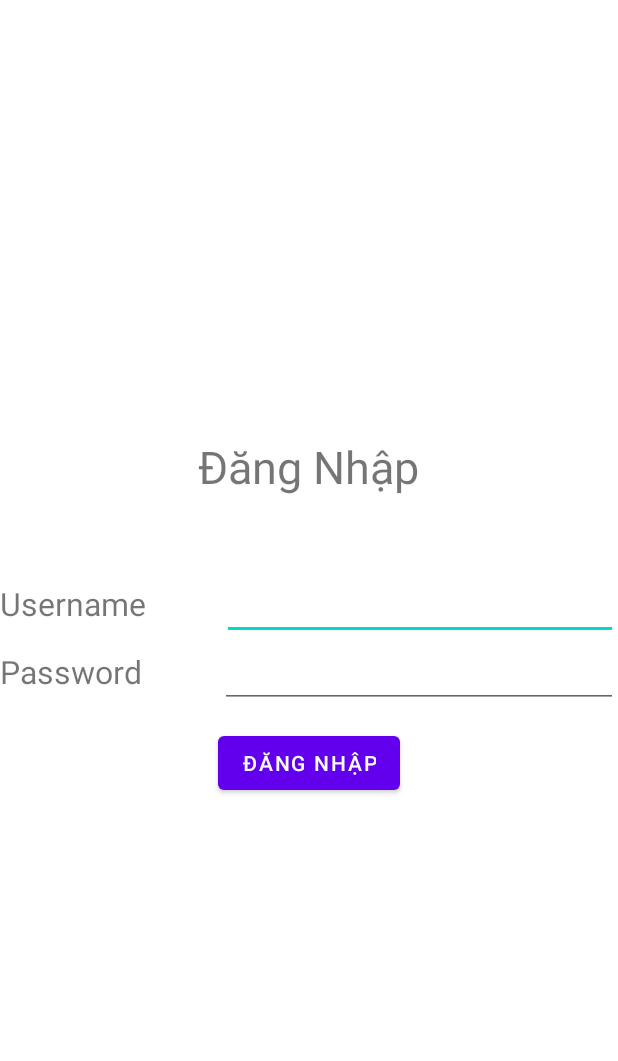
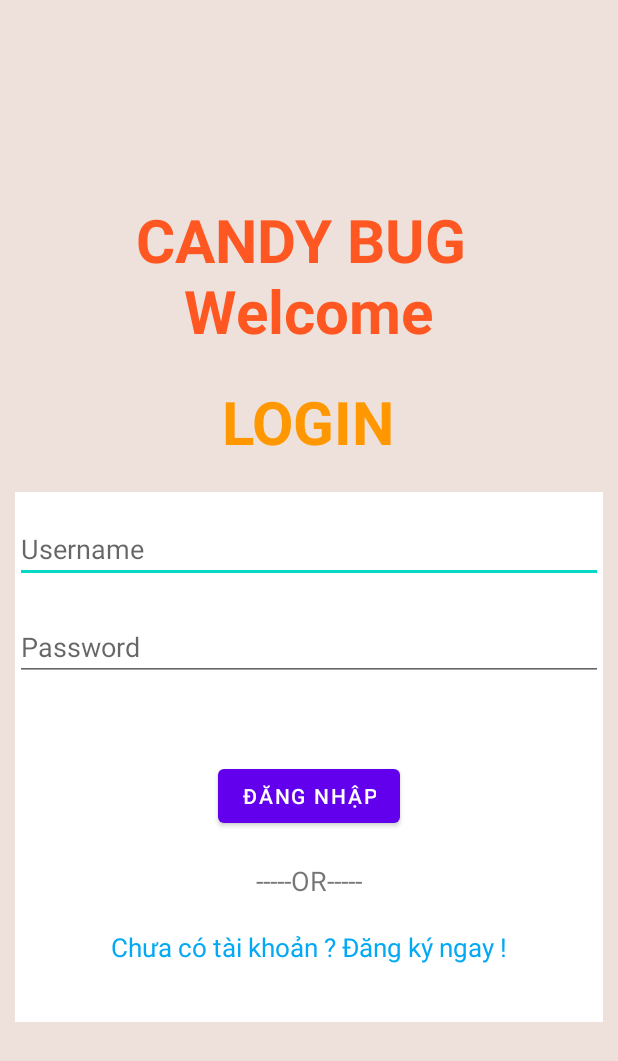
Before and after one commit to nhom-6-13DCPM01/AppCandyBug, an Android app: the screen it shows after launch (MainActivity), on a phone screen of 412 x 824 dp. Shown: the top 1061 px of the screen. Run offline under Robolectric (Android 15) with nearby library versions, the phone set to English and light mode, and no system bars; our stand-ins replace RxJava.

Commit message:
Commit one

```diff
--- a/app/src/main/java/com/example/appcandybug/activity/MainActivity.java
+++ b/app/src/main/java/com/example/appcandybug/activity/MainActivity.java
@@ -2,9 +2,11 @@ package com.example.appcandybug.activity;
 
 import android.content.Intent;
 import android.os.Bundle;
+import android.os.Parcelable;
 import android.view.View;
 import android.widget.Button;
 import android.widget.EditText;
+import android.widget.TextView;
 import android.widget.Toast;
 
 import androidx.appcompat.app.AppCompatActivity;
@@ -19,44 +21,71 @@ import retrofit2.Callback;
 import retrofit2.Response;
 
 public class MainActivity extends AppCompatActivity {
-    CompositeDisposable compositeDisposable = new CompositeDisposable();
-
+    Account account_extra = null;
     EditText edit_username;
     EditText edit_password;
     Button btn_login;
+    TextView txt_Register;
     @Override
     protected void onCreate(Bundle savedInstanceState) {
         super.onCreate(savedInstanceState);
         setContentView(R.layout.activity_main);
         anhXa();
         login();
+        register();
+        register_current();
     }
 
-    public void anhXa(){
+    private void anhXa(){
         edit_username = findViewById(R.id.edit_username);
         edit_password = findViewById(R.id.edit_password);
         btn_login = findViewById(R.id.btn_login);
+        txt_Register = findViewById(R.id.txt_Register);
     }
-    public void login(){
+    private void login(){
         btn_login.setOnClickListener(new View.OnClickListener() {
             @Override
             public void onClick(View v) {
                 Account account = new Account(edit_username.getText().toString(),
                         edit_password.getText().toString());
-                IMyAPI.iMyAPI.login(account).enqueue(new Callback<String>() {
+                IMyAPI.iMyAPI.login(account).enqueue(new Callback<Account>() {
                     @Override
-                    public void onResponse(Call<String> call, Response<String> response) {
-                        Toast.makeText(MainActivity.this,response.body().toString(),Toast.LENGTH_SHORT).show();
-                        Intent intent = new Intent(MainActivity.this,Index.class);
-                        startActivity(intent);
+                    public void onResponse(Call<Account> call, Response<Account> response) {
+                        if(response.body()!=null){
+                            Account accountLogin = response.body();
+                            Intent intent = new Intent(MainActivity.this,Index.class);
+                            intent.putExtra("Account", accountLogin);
+                            startActivity(intent);
+                            return;
+                        }
+                        Toast.makeText(getApplicationContext(), "Login Failure", Toast.LENGTH_SHORT).show();
                     }
 
                     @Override
-                    public void onFailure(Call<String> call, Throwable t) {
+                    public void onFailure(Call<Account> call, Throwable t) {
                         Toast.makeText(MainActivity.this,"404 HTTP not Found",Toast.LENGTH_SHORT).show();
                     }
                 });
             }
         });
     }
+
+    private void register(){
+        txt_Register.setOnClickListener(new View.OnClickListener() {
+            @Override
+            public void onClick(View v) {
+                Intent intent = new Intent(MainActivity.this,Register.class);
+                startActivity(intent);
+            }
+        });
+    }
+
+    private void register_current(){
+        account_extra = getIntent().getParcelableExtra("AccountRegister");
+        if(account_extra!=null){
+            edit_username.setText(account_extra.getUsername());
+            edit_password.setText(account_extra.getPassWord());
+            Toast.makeText(getApplicationContext(), "Register Successfull", Toast.LENGTH_SHORT).show();
+        }
+    }
 }
--- a/app/src/main/java/com/example/appcandybug/server/IMyAPI.java
+++ b/app/src/main/java/com/example/appcandybug/server/IMyAPI.java
@@ -20,7 +20,10 @@ public interface IMyAPI {
 
 
     @POST("api-login")
-    Call<String> login(@Body Account  account);
+    Call<Account> login(@Body Account  account);
+
+    @POST("api-register")
+    Call<Account> register(@Body Account  account);
 
     @GET("api/Product")
     Call<List<Product>> getListProduct();
--- a/app/src/main/res/layout/activity_main.xml
+++ b/app/src/main/res/layout/activity_main.xml
@@ -7,14 +7,25 @@
     android:orientation="vertical"
     tools:context=".activity.MainActivity"
     android:gravity="center"
+    android:background="#EEEDDFD9"
     >
-
+<TextView
+    android:gravity="center"
+    android:layout_width="wrap_content"
+    android:layout_height="wrap_content"
+    android:text="CANDY BUG \nWelcome"
+    android:textSize="40dp"
+    android:textColor="#FF5722"
+    android:layout_marginBottom="20dp"
+    android:textStyle="bold"/>
     <TextView
         android:layout_width="wrap_content"
         android:layout_height="wrap_content"
-        android:layout_marginBottom="50dp"
-        android:text="Đăng Nhập"
-        android:textSize="30dp"
+        android:layout_marginBottom="10dp"
+        android:text="LOGIN"
+        android:textSize="40dp"
+        android:textStyle="bold"
+        android:textColor="#FF9800"
         app:layout_constraintBottom_toBottomOf="parent"
         app:layout_constraintLeft_toLeftOf="parent"
         app:layout_constraintRight_toRightOf="parent"
@@ -22,22 +33,25 @@
 
     <LinearLayout
         android:layout_width="match_parent"
+        android:layout_height="353dp"
+        android:layout_gravity="center"
+        android:layout_margin="10dp"
+        android:background="@color/white"
+        android:orientation="vertical">
+
+        <LinearLayout
+            android:layout_width="match_parent"
             android:layout_height="wrap_content"
+            android:layout_marginTop="15dp"
             android:orientation="horizontal">
 
-        <TextView
-            android:id="@+id/textView"
-            android:layout_width="wrap_content"
-            android:layout_height="wrap_content"
-            android:layout_weight="1"
-            android:textSize="21dp"
-            android:text="Username" />
 
             <EditText
                 android:id="@+id/edit_username"
                 android:layout_width="wrap_content"
                 android:layout_height="wrap_content"
                 android:layout_weight="1"
+                android:hint="Username"
                 android:ems="10"
                 android:inputType="textPersonName"
                 android:text="" />
@@ -46,30 +60,55 @@
         <LinearLayout
             android:layout_width="match_parent"
             android:layout_height="58dp"
+            android:layout_marginTop="20dp"
             android:orientation="horizontal">
-
-        <TextView
-            android:id="@+id/textView4"
-            android:layout_width="wrap_content"
-            android:layout_height="wrap_content"
-            android:layout_weight="1"
-            android:text="Password"
-            android:textSize="21dp" />
 
             <EditText
                 android:id="@+id/edit_password"
                 android:layout_width="wrap_content"
                 android:layout_height="wrap_content"
                 android:layout_weight="1"
+                android:hint="Password"
                 android:ems="10"
-            android:inputType="textPersonName"
+                android:inputType="textPassword"
                 android:text="" />
         </LinearLayout>
+
+        <LinearLayout
+            android:layout_width="wrap_content"
+            android:layout_height="wrap_content"
+            android:layout_gravity="center"
+            android:orientation="vertical">
 
             <Button
                 android:id="@+id/btn_login"
                 android:layout_width="wrap_content"
                 android:layout_height="wrap_content"
+                android:layout_gravity="center"
+                android:layout_marginTop="40dp"
                 android:text="Đăng Nhập" />
 
+            <TextView
+                android:layout_width="wrap_content"
+                android:layout_height="wrap_content"
+                android:layout_gravity="center"
+                android:layout_marginTop="20dp"
+                android:text="-----OR-----"
+                android:textSize="18sp" />
+
+            <TextView
+                android:id="@+id/txt_Register"
+                android:layout_width="wrap_content"
+                android:layout_height="wrap_content"
+                android:layout_marginTop="20dp"
+                android:text="Chưa có tài khoản ? Đăng ký ngay !"
+
+                android:textColor="#03A9F4"
+                android:textSize="17dp" />
+
         </LinearLayout>
+    </LinearLayout>
+
+
+
+</LinearLayout>
--- /dev/null
+++ b/app/src/main/res/values-land/dimens.xml
@@ -0,0 +1,3 @@
+<resources>
+        <dimen name="fab_margin">48dp</dimen>
+    </resources>
--- /dev/null
+++ b/app/src/main/res/values-w1240dp/dimens.xml
@@ -0,0 +1,3 @@
+<resources>
+        <dimen name="fab_margin">200dp</dimen>
+    </resources>
--- /dev/null
+++ b/app/src/main/res/values-w600dp/dimens.xml
@@ -0,0 +1,3 @@
+<resources>
+        <dimen name="fab_margin">48dp</dimen>
+    </resources>
```
Also changed, not shown: app/build.gradle (+8 -0 lines), app/src/main/AndroidManifest.xml (+6 -4 lines), app/src/main/java/com/example/appcandybug/activity/Register.java (added, +108 -0 lines), app/src/main/java/com/example/appcandybug/model/Account.java (+85 -1 lines), app/src/main/res/drawable/ic_menu_camera.xml (added, +12 -0 lines), app/src/main/res/drawable/ic_menu_gallery.xml (added, +9 -0 lines), app/src/main/res/drawable/ic_menu_slideshow.xml (added, +9 -0 lines), app/src/main/res/drawable/side_nav_bar.xml (added, +9 -0 lines), app/src/main/res/layout/activity_index.xml (+38 -5 lines), app/src/main/res/layout/activity_register.xml (added, +187 -0 lines), app/src/main/res/layout/nav_header_navigationheader.xml (added, +36 -0 lines), app/src/main/res/values/strings.xml (+8 -0 lines), app/src/main/res/drawable/iconlogout.png (added). Lines whose indentation alone changed are shown as unchanged.
